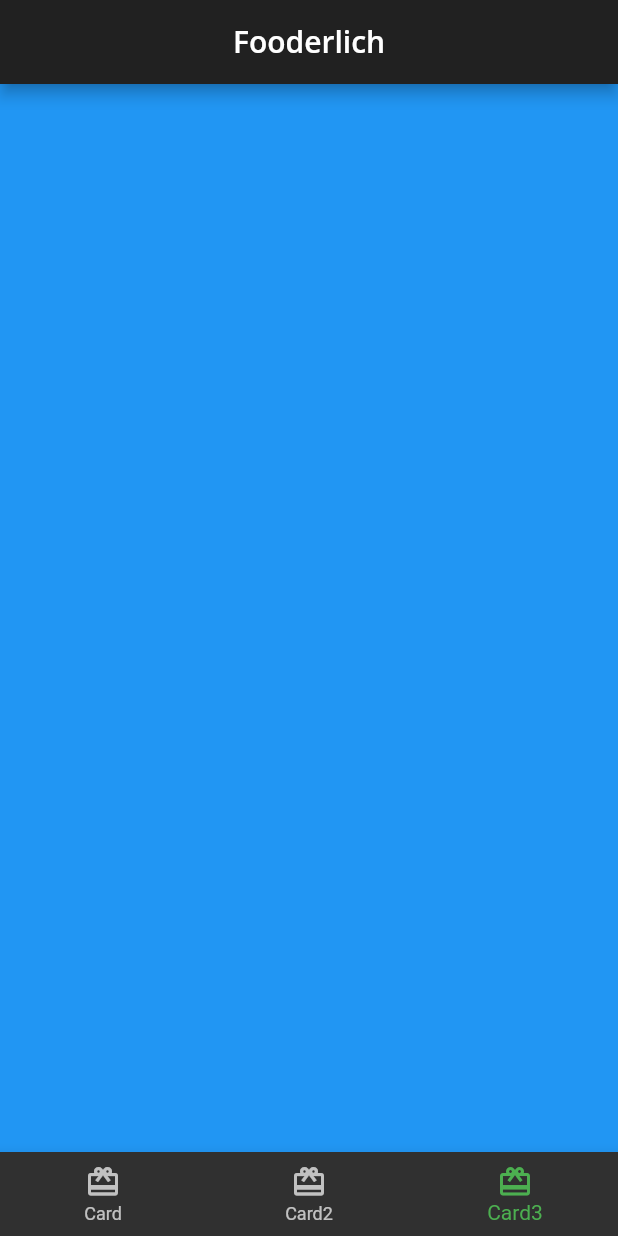
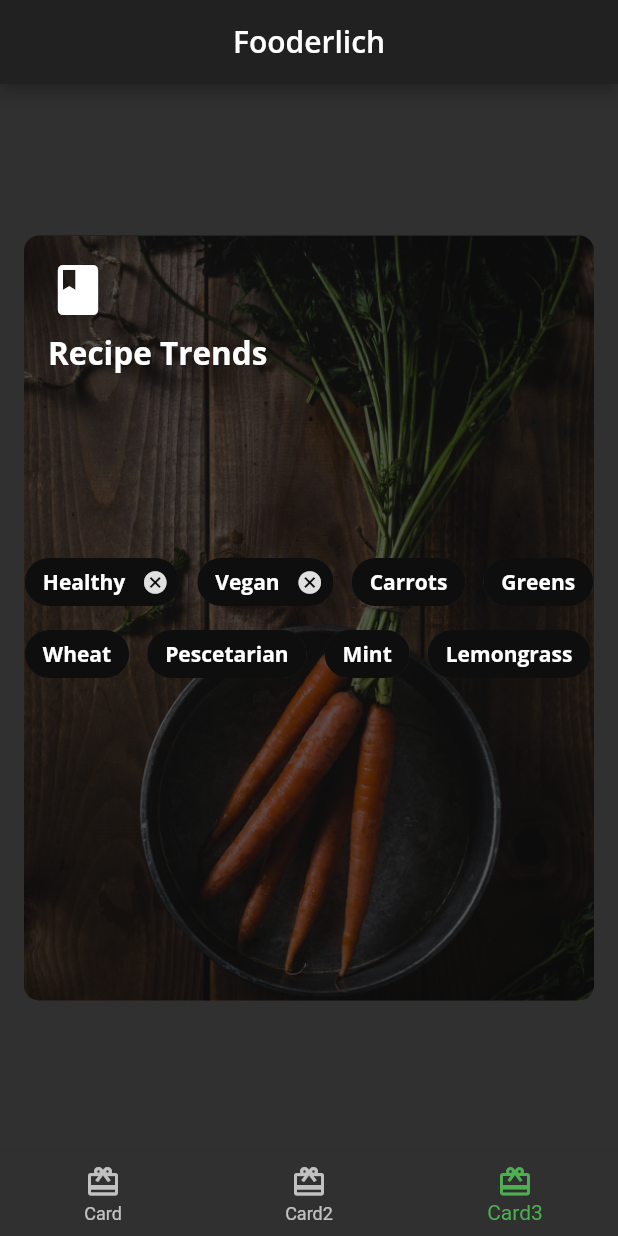
Before and after one commit to Zacchaeus-Oluwole/FLUTTER-PROJECTS, a Flutter app: the screen it shows after launch, item 3 of the bottom bar chosen, on a phone screen of 412 x 824 dp. Run offline on Flutter 3.47's test engine with Material 2 defaults, Android fonts, the phone set to English and light mode, and no system bars; our stand-ins replace audioplayers, google_fonts.

Commit message:
fooderlich

```diff
--- /dev/null
+++ b/fooderlich/lib/card3.dart
@@ -0,0 +1,125 @@
+import 'package:flutter/material.dart';
+import 'fooderlich_theme.dart';
+
+class Card3 extends StatelessWidget {
+  const Card3({Key? key}) : super(key: key);
+
+  @override
+  Widget build(BuildContext context) {
+    return Center(
+      child: Container(
+        constraints: const BoxConstraints.expand(
+          width: 380,
+          height: 510,
+        ),
+        decoration: const BoxDecoration(
+          image: DecorationImage(
+            image: AssetImage("assets/mag2.png"),
+            fit: BoxFit.cover,
+          ),
+          borderRadius: BorderRadius.all(Radius.circular(10.0))
+        ),
+        child: Stack(
+          children: [
+            Container(
+              decoration: BoxDecoration(
+                color: Colors.black.withOpacity(0.6),
+                borderRadius: const BorderRadius.all(Radius.circular(10.0)),
+              ),
+            ),
+            Container(
+              padding: const EdgeInsets.all(16),
+              child: Column(
+                crossAxisAlignment: CrossAxisAlignment.start,
+                children: [
+                  const Icon(
+                    Icons.book,
+                    color: Colors.white,
+                    size: 40,
+                  ),
+                  const SizedBox(height: 8,),
+                  Text(
+                    'Recipe Trends',
+                    style: FooderlichTheme.darkTextTheme.headline2,
+                  ),
+                  const SizedBox(height: 30,)
+                ],
+              ),
+            ),
+            Center(
+              child: Wrap(
+                alignment: WrapAlignment.start,
+                spacing: 12,
+                children: [
+                  Chip(
+                    label: Text(
+                      'Healthy',
+                      style: FooderlichTheme.darkTextTheme.bodyText1,
+                    ),
+                    backgroundColor: Colors.black.withOpacity(0.7),
+                    onDeleted: () {
+                      print('delete');
+                    },
+                  ),
+                  Chip(
+                    label: Text(
+                      'Vegan',
+                      style: FooderlichTheme.darkTextTheme.bodyText1,
+                    ),
+                    backgroundColor: Colors.black.withOpacity(0.7),
+                    onDeleted: () {
+                      print("Delete");
+                    },
+                  ),
+                  Chip(
+                    label: Text(
+                      'Carrots',
+                      style: FooderlichTheme.darkTextTheme.bodyText1,
+                    ),
+                    backgroundColor: Colors.black.withOpacity(0.7),
+                  ),
+                  Chip(
+                    label: Text(
+                      'Greens',
+                      style: FooderlichTheme.darkTextTheme.bodyText1,
+                    ),
+                    backgroundColor: Colors.black.withOpacity(0.7),
+                  ),
+                  Chip(
+                    label: Text(
+                      'Wheat',
+                      style: FooderlichTheme.darkTextTheme.bodyText1,
+                    ),
+                    backgroundColor: Colors.black.withOpacity(0.7),
+                  ),
+                  Chip(
+                    label: Text(
+                      'Pescetarian',
+                      style: FooderlichTheme.darkTextTheme.bodyText1,
+                    ),
+                    backgroundColor: Colors.black.withOpacity(0.7),
+                  ),
+                  Chip(
+                    label: Text(
+                      'Mint',
+                      style: FooderlichTheme.darkTextTheme.bodyText1,
+                    ),
+                    backgroundColor: Colors.black.withOpacity(0.7),
+                  ),
+                  Chip(
+                    label: Text(
+                      'Lemongrass',
+                      style: FooderlichTheme.darkTextTheme.bodyText1,
+                    ),
+                    backgroundColor: Colors.black.withOpacity(0.7),
+                  )
+                ],
+              ),
+            )
+
+          ],
+        ),
+      ),
+    );
+  }
+}
--- a/fooderlich/lib/home.dart
+++ b/fooderlich/lib/home.dart
@@ -1,6 +1,9 @@
+// ignore_for_file: prefer_const_literals_to_create_immutables
+
 import 'package:flutter/material.dart';
 import 'card1.dart';
 import 'card2.dart';
+import 'card3.dart';
 
 class Home extends StatefulWidget {
   const Home({Key? key}) : super(key: key);
@@ -15,7 +18,7 @@
   static List<Widget> pages = <Widget> [
     Card1(),
     Card2(),
-    Container(color: Colors.blue,)
+    Card3(),
   ];
 
   void _onItemTapped(int index){
```
